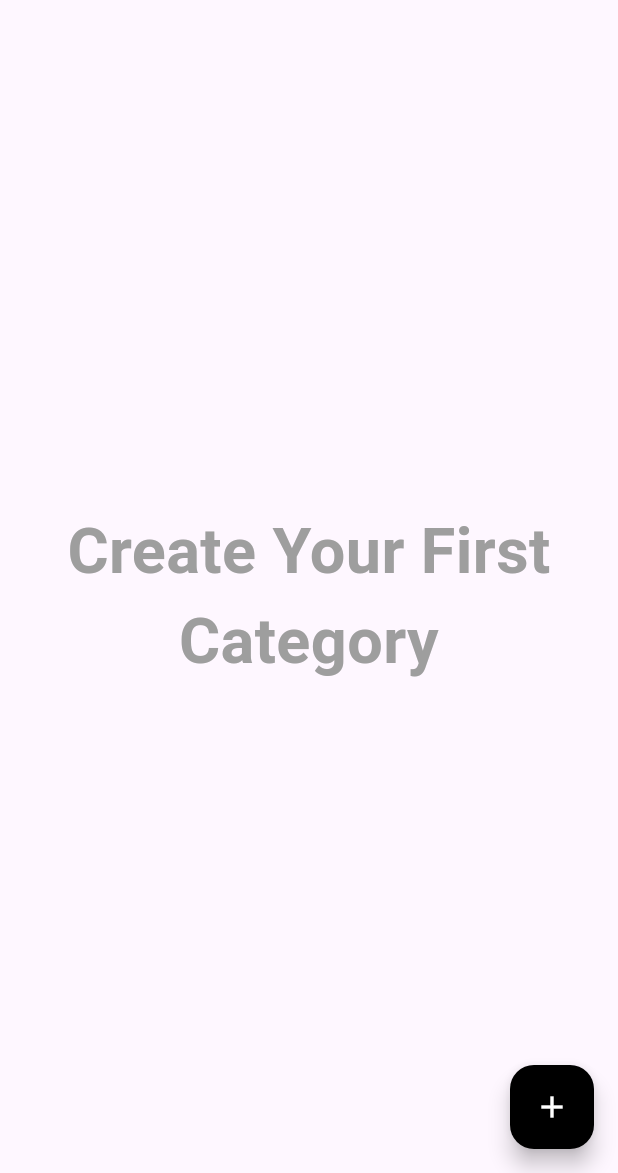
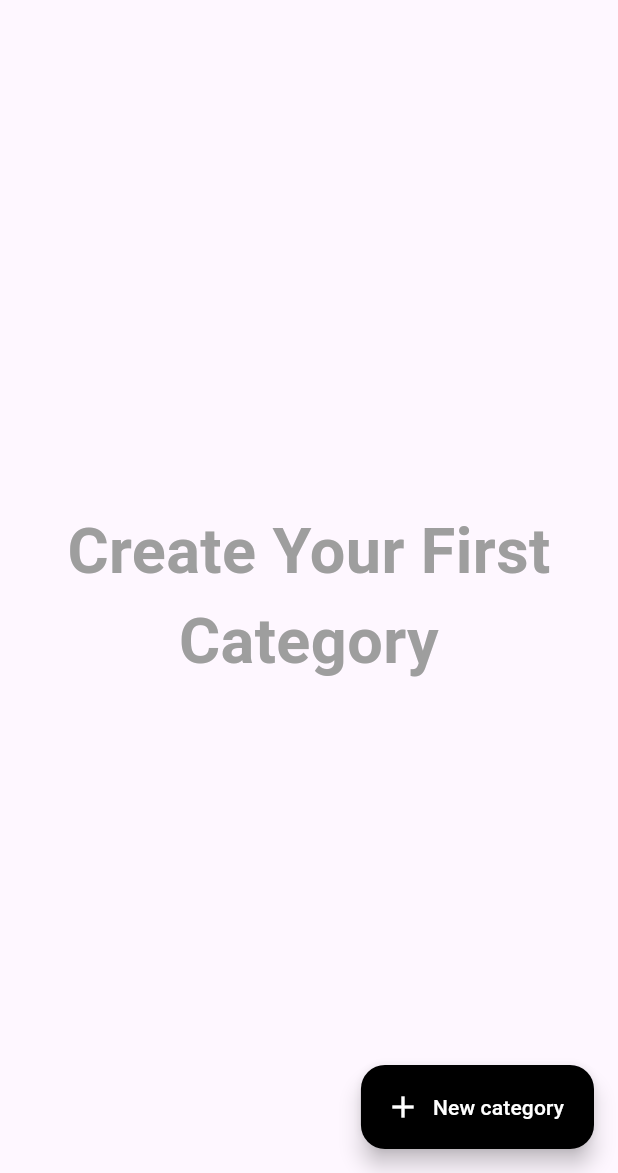
Before and after one commit to Helohi/linkorize, a Flutter app: the screen it shows after launch, on a phone screen of 412 x 824 dp, the part 63-1236 px from its top. Run offline on Flutter 3.47's test engine with Material 3 defaults, Android fonts, the phone set to English and light mode, and no system bars; our stand-ins replace action_slider, flutter_colorpicker, shared_preferences; missing offline and left inert: receive_sharing_intent.

Commit message:
Added label in floatingActionButton

```diff
--- a/lib/screens/categories_screen.dart
+++ b/lib/screens/categories_screen.dart
@@ -160,10 +160,14 @@ class _CategoriesScreenState extends State<CategoriesScreen> {
               return Center(child: CircularProgressIndicator());
             }
           }),
-      floatingActionButton: FloatingActionButton(
+      floatingActionButton: FloatingActionButton.extended(
         onPressed: onNewCategoryAsked,
         backgroundColor: Colors.black,
-        child: Icon(
+        label: Text(
+          "New category",
+          style: TextStyle(color: Colors.white),
+        ),
+        icon: Icon(
           Icons.add,
           color: Colors.white,
         ),
```
Also changed, not shown: lib/screens/category_screen.dart (+6 -2 lines), 4 other files.
